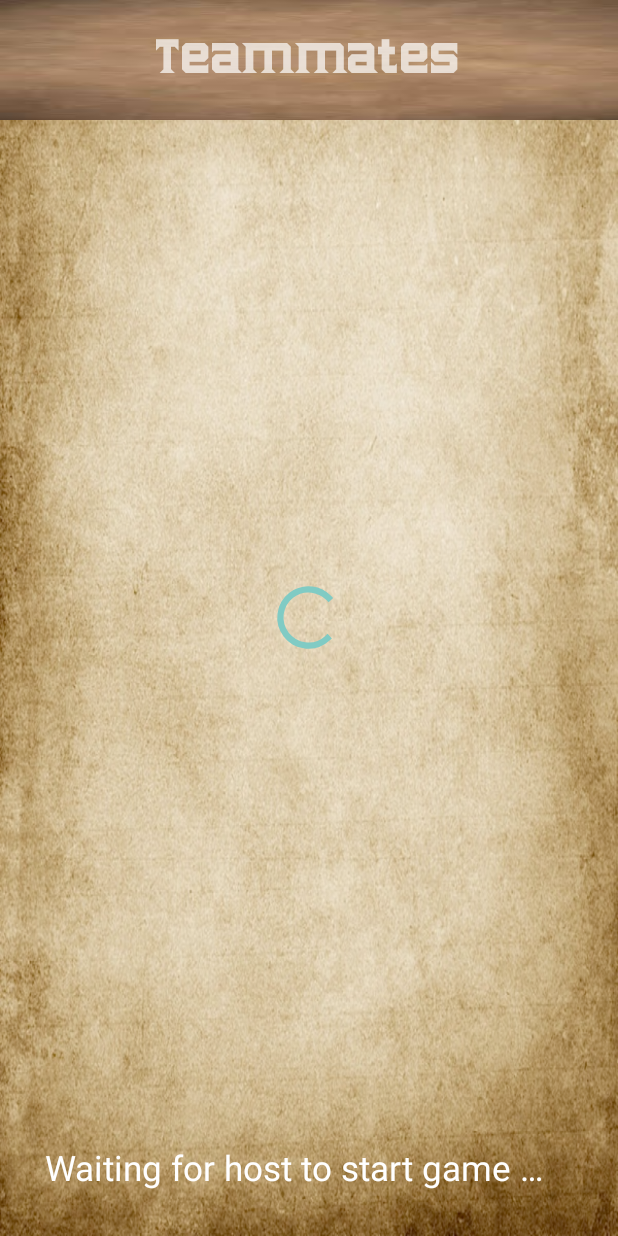
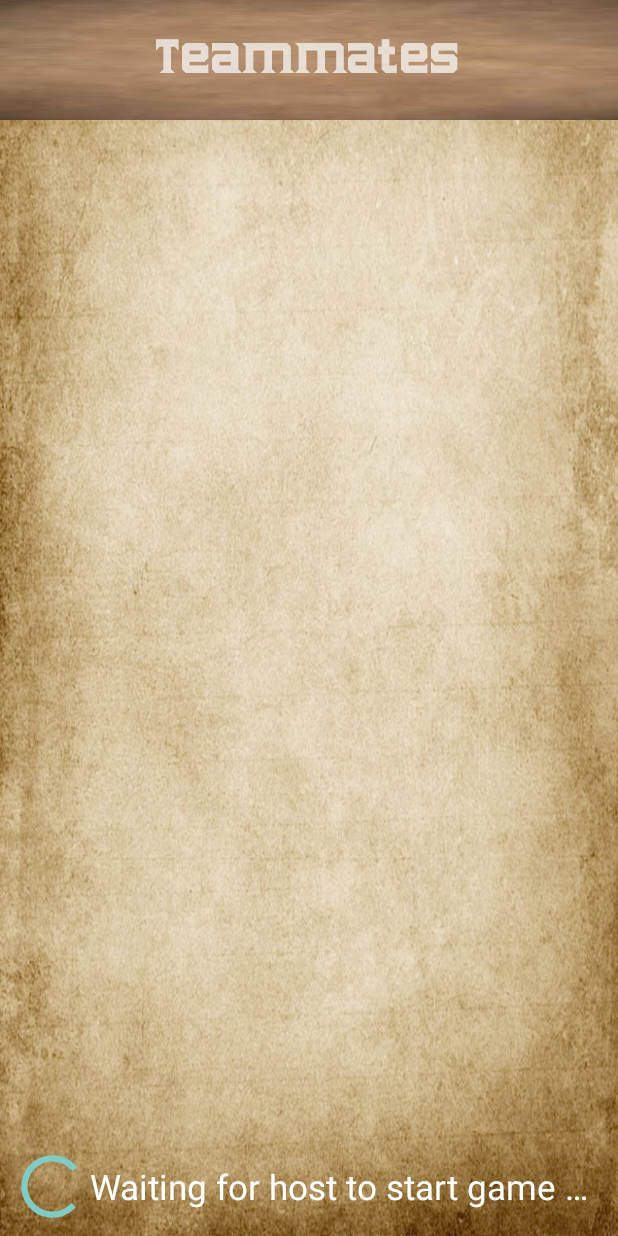
Before and after one commit to svetlinyotov/pmu-android-app, an Android app: the WaitingTeammatesActivity screen opened directly, with no data from a screen before it, on a phone screen of 412 x 824 dp. Run offline under Robolectric (Android 15) with nearby library versions, the phone set to English and light mode, and no system bars; our stand-ins replace Volley; libraries missing offline, so code that uses them is left out: com.facebook, com.facebook.login, com.pusher.client; network calls fail; 9 statements that could not run were skipped.

Commit message:
Start Team play from host teammate

```diff
--- a/app/src/main/java/com/snsdevelop/tusofia/sem6/pmu/Pusher/PusherConnection.java
+++ b/app/src/main/java/com/snsdevelop/tusofia/sem6/pmu/Pusher/PusherConnection.java
@@ -12,9 +12,10 @@ import java.util.Map;
 
 public class PusherConnection {
 
-    public static final String CHANNEL_NEW_TEAMMATES = "new-player-to-team-game-{id}-channel";
+    public static final String CHANNEL_NEW_TEAMMATES = "player-to-team-game-{id}-channel";
     public static final String CHANNEL_USER_LOCATIONS = "user-location-game-{id}-channel";
     public static final String EVENT_NEW_TEAMMATE = "App\\Events\\Pusher\\BroadcastNewPlayerToTeam";
+    public static final String EVENT_TEAM_GAME_START = "App\\Events\\Pusher\\BroadcastTeamGameStart";
     public static final String EVENT_USER_LOCATION = "App\\Events\\Pusher\\BroadcastUserLocation";
 
     private Pusher pusher;
--- a/app/src/main/java/com/snsdevelop/tusofia/sem6/pmu/ServerRequest/URL.java
+++ b/app/src/main/java/com/snsdevelop/tusofia/sem6/pmu/ServerRequest/URL.java
@@ -16,5 +16,6 @@ public interface URL {
     String START_TEAM_PLAYER_GAME_JOIN_TEAM = PREFIX + "/game/start/team/join";
     String START_TEAM_PLAYER_GAME_LIST_TEAMS = PREFIX + "/game/start/team/list";
     String GAME_LOCATION = PREFIX + "/game/location";
+    String GAME_START_TEAM_PLAY = PREFIX + "/game/start/team/start";
     String GAME_START_TEAM_LIST_PLAYERS = PREFIX + "/game/start/team/list/players";
 }
--- a/app/src/main/res/layout/activity_waiting_teammates.xml
+++ b/app/src/main/res/layout/activity_waiting_teammates.xml
@@ -16,7 +16,7 @@
         android:background="@drawable/button_gray_default"
         android:text="@string/modal_mode_button_start_game"
         android:textColor="#000"
-        android:visibility="gone"/>
+        android:visibility="gone" />
 
 
     <RelativeLayout
@@ -40,6 +40,35 @@
 
     </RelativeLayout>
 
+    <RelativeLayout
+        android:id="@+id/relativeLayoutWaitingText"
+        android:layout_width="match_parent"
+        android:layout_height="wrap_content"
+        android:layout_alignParentBottom="true">
+
+        <ProgressBar
+            android:id="@+id/progressBar_cyclic"
+            android:layout_width="wrap_content"
+            android:layout_height="wrap_content"
+            android:layout_centerVertical="true"
+            android:layout_marginStart="10dp"
+            android:layout_marginBottom="15dp"
+            android:minWidth="50dp"
+            android:minHeight="50dp" />
+
+        <TextView
+            android:id="@+id/textViewWaiting"
+            android:layout_width="match_parent"
+            android:layout_height="wrap_content"
+            android:layout_centerVertical="true"
+            android:layout_marginEnd="10dp"
+            android:layout_toEndOf="@id/progressBar_cyclic"
+            android:text="@string/waiting_to_start_game"
+            android:textColor="#FFFFFF"
+            android:textSize="23sp" />
+
+    </RelativeLayout>
+
     <TextView
         android:id="@+id/textViewTitleNewTeamName"
         android:layout_width="wrap_content"
@@ -53,31 +82,12 @@
         android:textAlignment="center"
         android:textSize="25sp" />
 
-    <TextView
-        android:id="@+id/textViewWaiting"
-        android:layout_width="match_parent"
-        android:layout_height="wrap_content"
-        android:layout_alignParentBottom="true"
-        android:layout_margin="30dp"
-        android:text="@string/waiting_to_start_game"
-        android:textColor="#FFFFFF"
-        android:textSize="23sp" />
-
-    <ProgressBar
-        android:id="@+id/progressBar_cyclic"
-        android:layout_width="wrap_content"
-        android:layout_height="wrap_content"
-        android:minHeight="50dp"
-        android:minWidth="50dp"
-        android:layout_centerVertical="true"
-        android:layout_centerHorizontal="true" />
-
     <androidx.swiperefreshlayout.widget.SwipeRefreshLayout
         android:id="@+id/layoutSwipePlayers"
         android:layout_width="match_parent"
         android:layout_height="0dp"
+        android:layout_above="@id/relativeLayoutWaitingText"
         android:layout_below="@id/textViewTitleNewTeamName"
-        android:layout_alignParentBottom="true"
         android:layout_marginEnd="0dp">
 
         <ListView
--- a/app/src/main/res/values/strings.xml
+++ b/app/src/main/res/values/strings.xml
@@ -58,4 +58,5 @@
 
     <string name="error_creating_team">Error creating team. Try again</string>
     <string name="error_failed_send_location_to_server">Failed to send location to server</string>
+    <string name="error_staring_game">Error starting game</string>
 </resources>
```
Also changed, not shown: app/src/main/java/com/snsdevelop/tusofia/sem6/pmu/WaitingTeammatesActivity.java (+44 -26 lines).
